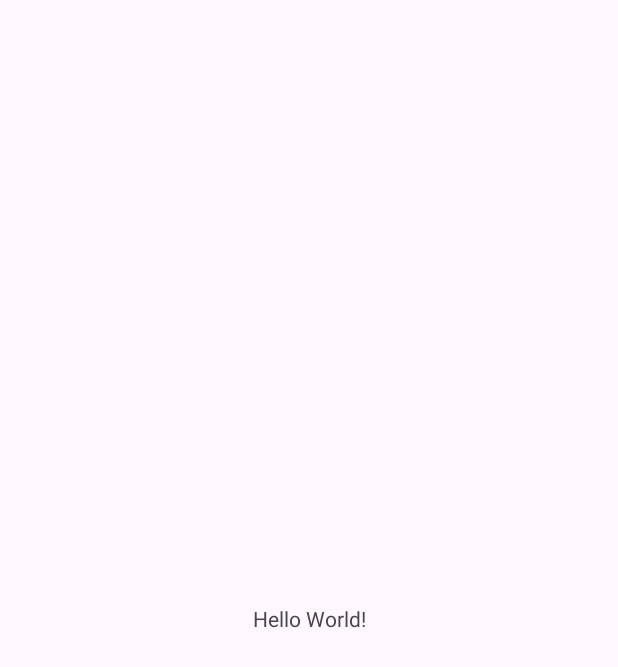
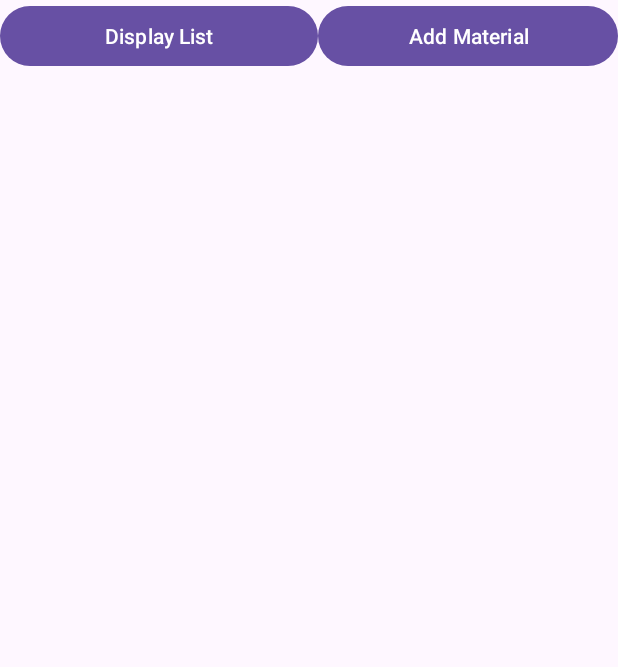
Before and after one commit to ClaryGlt/Mauvaise_Ruelle, an Android app: the screen it shows after launch (MainActivity), on a phone screen of 412 x 824 dp. Before the commit the part shown is almost empty. Shown: the top 667 px of the screen. Run offline under Robolectric (Android 15) with nearby library versions, the phone set to English and light mode, and no system bars.

Commit message:
activities + chgt activities

```diff
--- a/app/src/main/java/com/example/lamauvaiseruelle/MainActivity.java
+++ b/app/src/main/java/com/example/lamauvaiseruelle/MainActivity.java
@@ -2,7 +2,11 @@ package com.example.lamauvaiseruelle;
 
 import androidx.appcompat.app.AppCompatActivity;
 
+import android.content.Intent;
 import android.os.Bundle;
+import android.view.View;
+import android.widget.Button;
+import android.widget.EditText;
 
 public class MainActivity extends AppCompatActivity {
 
@@ -10,5 +14,22 @@ public class MainActivity extends AppCompatActivity {
     protected void onCreate(Bundle savedInstanceState) {
         super.onCreate(savedInstanceState);
         setContentView(R.layout.activity_main);
+
+        Button bList = findViewById(R.id.buttonList);
+        Button bAdd = findViewById(R.id.buttonAdd);
+        bList.setOnClickListener(new View.OnClickListener() {
+            @Override
+            public void onClick(View view) {
+                Intent lancementAdListViewActivity = new Intent(MainActivity.this, AdListViewActivity.class);
+                startActivity(lancementAdListViewActivity);
+            }
+        });
+        bAdd.setOnClickListener(new View.OnClickListener() {
+            @Override
+            public void onClick(View view) {
+                Intent lancementAdAddActivity = new Intent(MainActivity.this, AdAddActivity.class);
+                startActivity(lancementAdAddActivity);
+            }
+        });
     }
 }
--- a/app/src/main/res/layout/activity_main.xml
+++ b/app/src/main/res/layout/activity_main.xml
@@ -6,13 +6,22 @@
     android:layout_height="match_parent"
     tools:context=".MainActivity">
 
-    <TextView
-        android:layout_width="wrap_content"
-        android:layout_height="wrap_content"
-        android:text="Hello World!"
-        app:layout_constraintBottom_toBottomOf="parent"
-        app:layout_constraintEnd_toEndOf="parent"
-        app:layout_constraintStart_toStartOf="parent"
-        app:layout_constraintTop_toTopOf="parent" />
+    <LinearLayout
+        android:layout_width="match_parent"
+        android:layout_height="0dp"
+        android:orientation="horizontal">
 
+        <Button
+            android:id="@+id/buttonList"
+            android:layout_width="wrap_content"
+            android:layout_height="wrap_content"
+            android:layout_weight="1"
+            android:text="Display List" />
+
+        <Button
+            android:id="@+id/buttonAdd"
+            android:layout_width="200dp"
+            android:layout_height="wrap_content"
+            android:text="Add Material" />
+    </LinearLayout>
 </androidx.constraintlayout.widget.ConstraintLayout>
```
Also changed, not shown: app/src/main/res/layout/activity_ad_add.xml (+9 -0 lines), app/src/main/res/layout/activity_ad_list_view.xml (+9 -0 lines).
